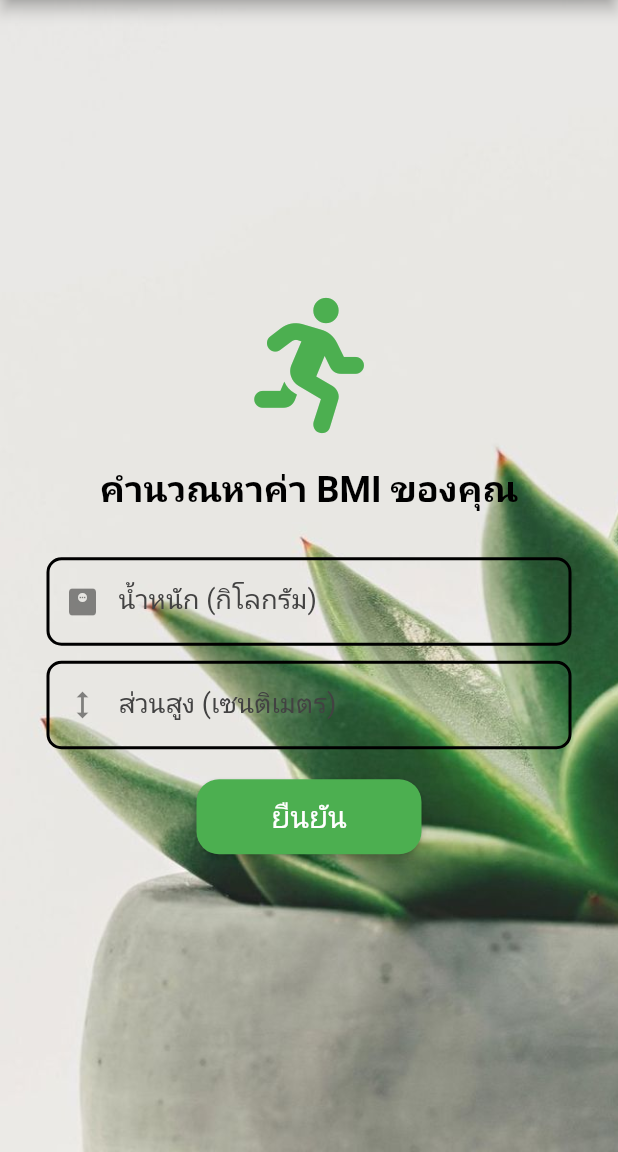
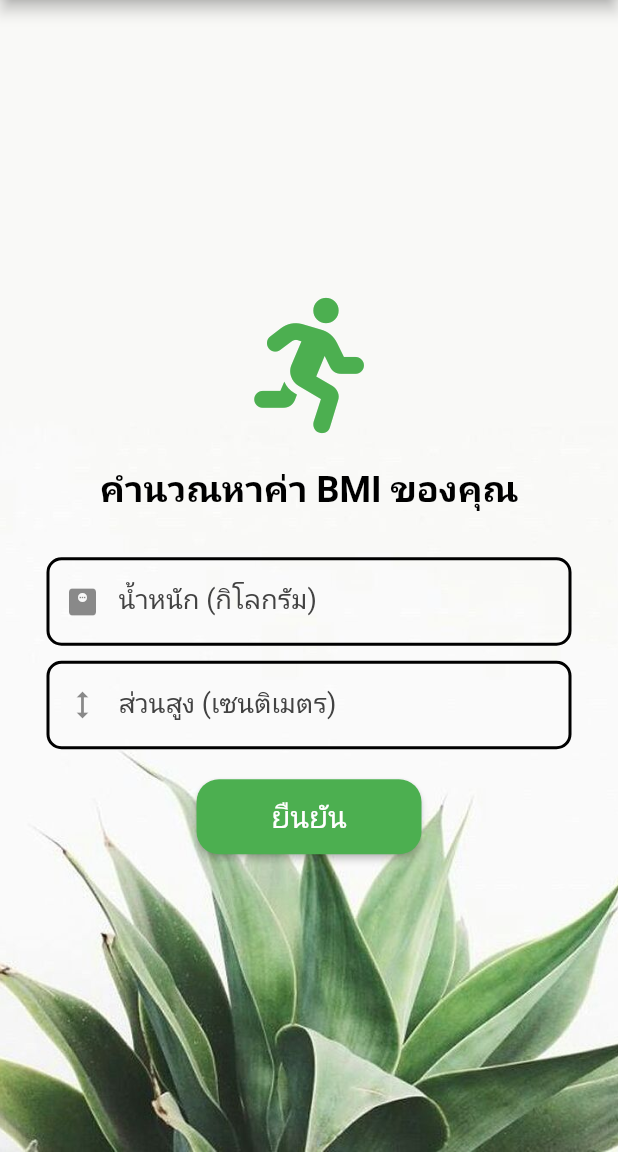
Before and after one commit to INGIGNGINGNI/lab4_130, a Flutter app: the FormPage screen opened directly, on a phone screen of 412 x 824 dp, the part 84-1236 px from its top. Run offline on Flutter 3.47's test engine with Material 2 defaults, Android fonts, the phone set to English and light mode, and no system bars; our stand-ins replace fluttertoast, font_awesome_flutter, google_fonts; Roboto replaces fonts that are missing (Prompt).

Commit message:
edited 8/1/65

```diff
--- a/lib/pages/bmi_main.dart
+++ b/lib/pages/bmi_main.dart
@@ -37,26 +37,16 @@ class _FormPageState extends State<FormPage> {
           height: double.infinity,
           decoration: const BoxDecoration(
             image: DecorationImage(
-              image: AssetImage('images/bg_form.jpg'),
+              image: AssetImage('images/bg_form2.jpg'),
               fit: BoxFit.cover,
             ),
           ),
           child: Column(
             mainAxisAlignment: MainAxisAlignment.center,
             children: [
-              const FaIcon(
-                FontAwesomeIcons.running,
-                color: Colors.green,
-                size: 90,
-              ),
+              faicon(),
               const Padding(padding: EdgeInsets.symmetric(vertical: 10)),
-              const Text(
-                'คำนวณหาค่า BMI ของคุณ',
-                style: TextStyle(
-                    fontSize: 24,
-                    fontWeight: FontWeight.w600,
-                    color: Colors.black),
-              ),
+              topictext(),
               const Padding(padding: EdgeInsets.symmetric(vertical: 15)),
               Form(
                 key: _formKey,
@@ -69,7 +59,16 @@ class _FormPageState extends State<FormPage> {
                 ),
               ),
               const Padding(padding: EdgeInsets.only(bottom: 20)),
-              ElevatedButton(
+              enterbtn(context),
+            ],
+          ),
+        ),
+      ),
+    );
+  }
+
+  ElevatedButton enterbtn(BuildContext context) {
+    return ElevatedButton(
       onPressed: () {
         if (_formKey.currentState!.validate()) {
           var route = MaterialPageRoute(
@@ -93,13 +92,24 @@ class _FormPageState extends State<FormPage> {
       style: ElevatedButton.styleFrom(
           // primary: Colors.pink,
           fixedSize: const Size(150, 50),
-                    shape: RoundedRectangleBorder(
-                        borderRadius: BorderRadius.circular(15))),
-              ),
-            ],
-          ),
-        ),
-      ),
+          shape:
+              RoundedRectangleBorder(borderRadius: BorderRadius.circular(15))),
+    );
+  }
+
+  Text topictext() {
+    return const Text(
+      'คำนวณหาค่า BMI ของคุณ',
+      style: TextStyle(
+          fontSize: 24, fontWeight: FontWeight.w600, color: Colors.black),
+    );
+  }
+
+  FaIcon faicon() {
+    return const FaIcon(
+      FontAwesomeIcons.running,
+      color: Colors.green,
+      size: 90,
     );
   }
 
--- a/pubspec.yaml
+++ b/pubspec.yaml
@@ -36,6 +36,7 @@ dependencies:
   google_fonts: ^2.2.0
   fluttertoast: ^8.0.8
   font_awesome_flutter: ^9.2.0
+
 
 
 dev_dependencies:
```
Also changed, not shown: lib/pages/bmi_result.dart (+159 -69 lines), images/bg_box1.jpg (added), images/bg_form2.jpg (added). Lines whose indentation alone changed are shown as unchanged.
